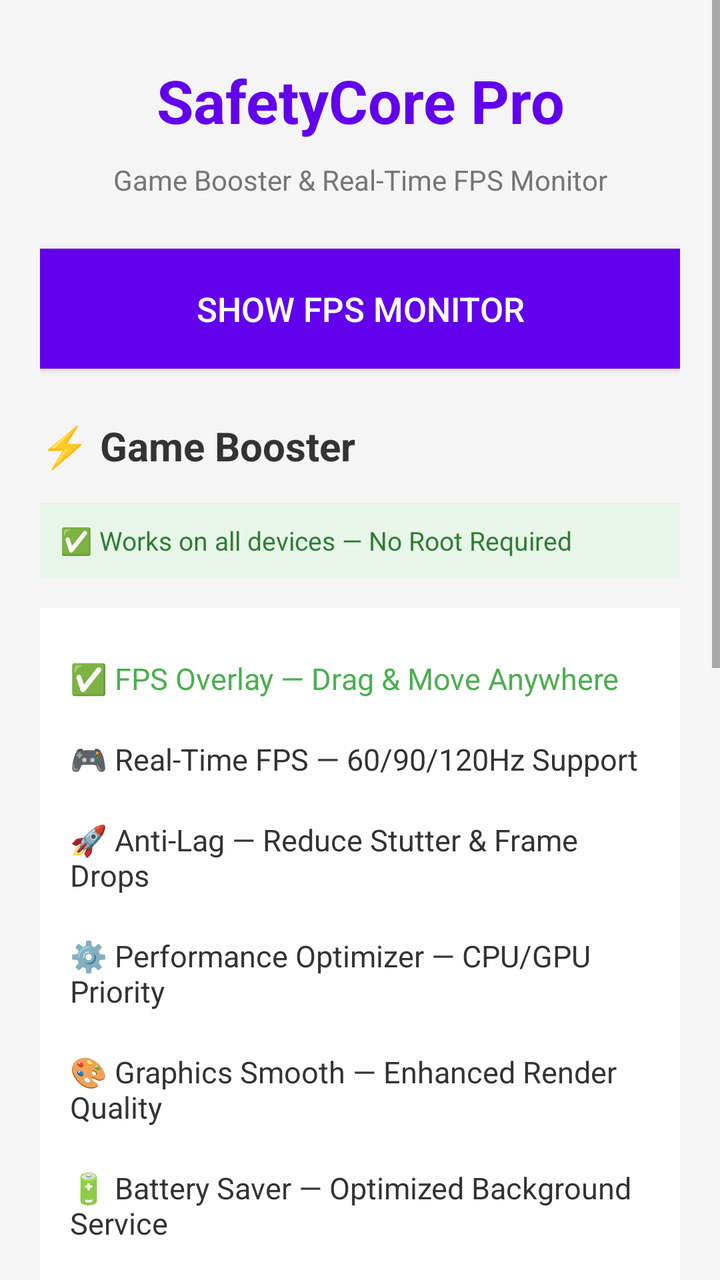
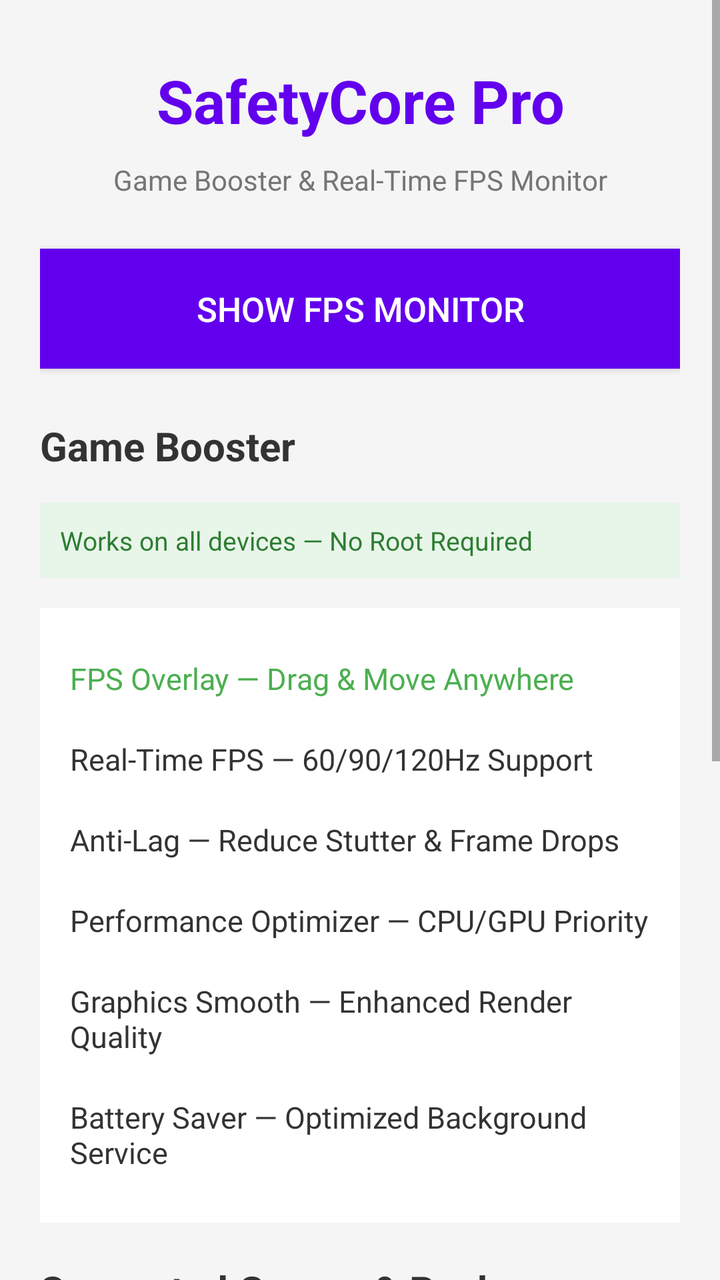

Screens rendered from an Android XML layout before and after an edit, with the pre-edit source and the edit as a unified diff.
<!-- AndroidManifest.xml: application theme Theme.SafetyCore -->
<!-- res/layout/activity_settings.xml -->
<?xml version="1.0" encoding="utf-8"?>
<ScrollView xmlns:android="http://schemas.android.com/apk/res/android"
    android:layout_width="match_parent"
    android:layout_height="match_parent"
    android:background="#F5F5F5">

    <LinearLayout
        android:layout_width="match_parent"
        android:layout_height="wrap_content"
        android:orientation="vertical"
        android:padding="20dp">

        <TextView
            android:layout_width="match_parent"
            android:layout_height="wrap_content"
            android:text="SafetyCore Pro"
            android:textSize="30sp"
            android:textStyle="bold"
            android:gravity="center"
            android:textColor="#6200EE"
            android:padding="10dp"/>

        <TextView
            android:layout_width="match_parent"
            android:layout_height="wrap_content"
            android:text="Game Booster &amp; Real-Time FPS Monitor"
            android:textSize="14sp"
            android:gravity="center"
            android:textColor="#757575"
            android:layout_marginBottom="25dp"/>

        <Button
            android:id="@+id/btn_toggle_fps"
            android:layout_width="match_parent"
            android:layout_height="60dp"
            android:text="SHOW FPS MONITOR"
            android:background="#6200EE"
            android:textColor="#FFFFFF"
            android:textSize="17sp"
            android:layout_marginBottom="25dp"/>

        <TextView
            android:layout_width="match_parent"
            android:layout_height="wrap_content"
            android:text="⚡ Game Booster"
            android:textSize="20sp"
            android:textStyle="bold"
            android:textColor="#333333"
            android:layout_marginBottom="15dp"/>

        <TextView
            android:layout_width="match_parent"
            android:layout_height="wrap_content"
            android:text="✅ Works on all devices — No Root Required"
            android:textSize="13sp"
            android:padding="10dp"
            android:background="#E8F5E9"
            android:textColor="#2E7D32"
            android:layout_marginBottom="15dp"/>

        <LinearLayout
            android:layout_width="match_parent"
            android:layout_height="wrap_content"
            android:orientation="vertical"
            android:background="#FFFFFF"
            android:padding="15dp"
            android:layout_marginBottom="20dp">

            <TextView
                android:layout_width="match_parent"
                android:layout_height="wrap_content"
                android:text="✅ FPS Overlay — Drag &amp; Move Anywhere"
                android:textSize="15sp"
                android:paddingVertical="10dp"
                android:textColor="#4CAF50"/>

            <TextView
                android:layout_width="match_parent"
                android:layout_height="wrap_content"
                android:text="🎮 Real-Time FPS — 60/90/120Hz Support"
                android:textSize="15sp"
                android:paddingVertical="10dp"
                android:textColor="#333333"/>

            <TextView
                android:layout_width="match_parent"
                android:layout_height="wrap_content"
                android:text="🚀 Anti-Lag — Reduce Stutter &amp; Frame Drops"
                android:textSize="15sp"
                android:paddingVertical="10dp"
                android:textColor="#333333"/>

            <TextView
                android:layout_width="match_parent"
                android:layout_height="wrap_content"
                android:text="⚙️ Performance Optimizer — CPU/GPU Priority"
                android:textSize="15sp"
                android:paddingVertical="10dp"
                android:textColor="#333333"/>

            <TextView
                android:layout_width="match_parent"
                android:layout_height="wrap_content"
                android:text="🎨 Graphics Smooth — Enhanced Render Quality"
                android:textSize="15sp"
                android:paddingVertical="10dp"
                android:textColor="#333333"/>

            <TextView
                android:layout_width="match_parent"
                android:layout_height="wrap_content"
                android:text="🔋 Battery Saver — Optimized Background Service"
                android:textSize="15sp"
                android:paddingVertical="10dp"
                android:textColor="#333333"/>
        </LinearLayout>

        <TextView
            android:layout_width="match_parent"
            android:layout_height="wrap_content"
            android:text="🎯 Supported Games &amp; Packages"
            android:textSize="20sp"
            android:textStyle="bold"
            android:textColor="#333333"
            android:layout_marginBottom="15dp"/>

        <LinearLayout
            android:layout_width="match_parent"
            android:layout_height="wrap_content"
            android:orientation="vertical"
            android:background="#FFFFFF"
            android:padding="15dp">

            <TextView
                android:layout_width="match_parent"
                android:layout_height="wrap_content"
                android:text="🏎️ QQ Speed / QQ飞车\ncom.tencent.tmgp.speedmobile"
                android:textSize="14sp"
                android:paddingVertical="8dp"
                android:textColor="#333333"/>

            <TextView
                android:layout_width="match_parent"
                android:layout_height="wrap_content"
                android:text="🏎️ Speed Drifters\ncom.garena.game.fctw"
                android:textSize="14sp"
                android:paddingVertical="8dp"
                android:textColor="#333333"/>

            <TextView
                android:layout_width="match_parent"
                android:layout_height="wrap_content"
                android:text="⚔️ Mobile Legends\ncom.mobile.legends"
                android:textSize="14sp"
                android:paddingVertical="8dp"
                android:textColor="#333333"/>

            <TextView
                android:layout_width="match_parent"
                android:layout_height="wrap_content"
                android:text="🔫 PUBG Mobile\ncom.tencent.ig"
                android:textSize="14sp"
                android:paddingVertical="8dp"
                android:textColor="#333333"/>

            <TextView
                android:layout_width="match_parent"
                android:layout_height="wrap_content"
                android:text="🔥 Free Fire\ncom.dts.freefireth"
                android:textSize="14sp"
                android:paddingVertical="8dp"
                android:textColor="#333333"/>

            <TextView
                android:layout_width="match_parent"
                android:layout_height="wrap_content"
                android:text="🎖️ Call of Duty Mobile\ncom.activision.callofduty.shooter"
                android:textSize="14sp"
                android:paddingVertical="8dp"
                android:textColor="#333333"/>

            <TextView
                android:layout_width="match_parent"
                android:layout_height="wrap_content"
                android:text="🎮 All Other Games — Universal Support"
                android:textSize="14sp"
                android:paddingVertical="12dp"
                android:textColor="#6200EE"
                android:textStyle="bold"/>
        </LinearLayout>

        <TextView
            android:layout_width="match_parent"
            android:layout_height="wrap_content"
            android:text="\n✅ Drag overlay anywhere on screen\n✅ Real-time FPS counter (60–120Hz)\n✅ Runs in background — no battery drain\n✅ No Root Required • Full English UI\n✅ Works with ALL games automatically"
            android:textSize="13sp"
            android:gravity="center"
            android:textColor="#757575"
            android:paddingTop="20dp"/>
    </LinearLayout>
</ScrollView>
<!-- resources referenced by this layout -->
<resources>
  <style name="Theme.SafetyCore" parent="Theme.MaterialComponents.Light.NoActionBar">
          <item name="colorPrimary">@color/purple_500</item>
          <item name="colorPrimaryVariant">@color/purple_700</item>
          <item name="colorOnPrimary">@color/white</item>
          <item name="android:statusBarColor">@color/purple_700</item>
      </style>
  <color name="purple_500">#6200EE</color>
  <color name="purple_700">#3700B3</color>
  <color name="white">#FFFFFFFF</color>
</resources>

<!-- the commit's change to res/layout/activity_settings.xml (unified diff, before → after) -->
@@ -42,7 +42,7 @@
         <TextView
             android:layout_width="match_parent"
             android:layout_height="wrap_content"
-            android:text="⚡ Game Booster"
+            android:text="Game Booster"
             android:textSize="20sp"
             android:textStyle="bold"
             android:textColor="#333333"
@@ -51,7 +51,7 @@
         <TextView
             android:layout_width="match_parent"
             android:layout_height="wrap_content"
-            android:text="✅ Works on all devices — No Root Required"
+            android:text="Works on all devices — No Root Required"
             android:textSize="13sp"
             android:padding="10dp"
             android:background="#E8F5E9"
@@ -69,7 +69,7 @@
             <TextView
                 android:layout_width="match_parent"
                 android:layout_height="wrap_content"
-                android:text="✅ FPS Overlay — Drag &amp; Move Anywhere"
+                android:text="FPS Overlay — Drag &amp; Move Anywhere"
                 android:textSize="15sp"
                 android:paddingVertical="10dp"
                 android:textColor="#4CAF50"/>
@@ -77,7 +77,7 @@
             <TextView
                 android:layout_width="match_parent"
                 android:layout_height="wrap_content"
-                android:text="🎮 Real-Time FPS — 60/90/120Hz Support"
+                android:text="Real-Time FPS — 60/90/120Hz Support"
                 android:textSize="15sp"
                 android:paddingVertical="10dp"
                 android:textColor="#333333"/>
@@ -85,7 +85,7 @@
             <TextView
                 android:layout_width="match_parent"
                 android:layout_height="wrap_content"
-                android:text="🚀 Anti-Lag — Reduce Stutter &amp; Frame Drops"
+                android:text="Anti-Lag — Reduce Stutter &amp; Frame Drops"
                 android:textSize="15sp"
                 android:paddingVertical="10dp"
                 android:textColor="#333333"/>
@@ -93,7 +93,7 @@
             <TextView
                 android:layout_width="match_parent"
                 android:layout_height="wrap_content"
-                android:text="⚙️ Performance Optimizer — CPU/GPU Priority"
+                android:text="Performance Optimizer — CPU/GPU Priority"
                 android:textSize="15sp"
                 android:paddingVertical="10dp"
                 android:textColor="#333333"/>
@@ -101,7 +101,7 @@
             <TextView
                 android:layout_width="match_parent"
                 android:layout_height="wrap_content"
-                android:text="🎨 Graphics Smooth — Enhanced Render Quality"
+                android:text="Graphics Smooth — Enhanced Render Quality"
                 android:textSize="15sp"
                 android:paddingVertical="10dp"
                 android:textColor="#333333"/>
@@ -109,7 +109,7 @@
             <TextView
                 android:layout_width="match_parent"
                 android:layout_height="wrap_content"
-                android:text="🔋 Battery Saver — Optimized Background Service"
+                android:text="Battery Saver — Optimized Background Service"
                 android:textSize="15sp"
                 android:paddingVertical="10dp"
                 android:textColor="#333333"/>
@@ -118,7 +118,7 @@
         <TextView
             android:layout_width="match_parent"
             android:layout_height="wrap_content"
-            android:text="🎯 Supported Games &amp; Packages"
+            android:text="Supported Games &amp; Packages"
             android:textSize="20sp"
             android:textStyle="bold"
             android:textColor="#333333"
@@ -134,7 +134,7 @@
             <TextView
                 android:layout_width="match_parent"
                 android:layout_height="wrap_content"
-                android:text="🏎️ QQ Speed / QQ飞车\ncom.tencent.tmgp.speedmobile"
+                android:text="QQ Speed / QQ飞车\ncom.tencent.tmgp.speedmobile"
                 android:textSize="14sp"
                 android:paddingVertical="8dp"
                 android:textColor="#333333"/>
@@ -142,7 +142,7 @@
             <TextView
                 android:layout_width="match_parent"
                 android:layout_height="wrap_content"
-                android:text="🏎️ Speed Drifters\ncom.garena.game.fctw"
+                android:text="Speed Drifters\ncom.garena.game.fctw"
                 android:textSize="14sp"
                 android:paddingVertical="8dp"
                 android:textColor="#333333"/>
@@ -150,7 +150,7 @@
             <TextView
                 android:layout_width="match_parent"
                 android:layout_height="wrap_content"
-                android:text="⚔️ Mobile Legends\ncom.mobile.legends"
+                android:text="Mobile Legends\ncom.mobile.legends"
                 android:textSize="14sp"
                 android:paddingVertical="8dp"
                 android:textColor="#333333"/>
@@ -158,7 +158,7 @@
             <TextView
                 android:layout_width="match_parent"
                 android:layout_height="wrap_content"
-                android:text="🔫 PUBG Mobile\ncom.tencent.ig"
+                android:text="PUBG Mobile\ncom.tencent.ig"
                 android:textSize="14sp"
                 android:paddingVertical="8dp"
                 android:textColor="#333333"/>
@@ -166,7 +166,7 @@
             <TextView
                 android:layout_width="match_parent"
                 android:layout_height="wrap_content"
-                android:text="🔥 Free Fire\ncom.dts.freefireth"
+                android:text="Free Fire\ncom.dts.freefireth"
                 android:textSize="14sp"
                 android:paddingVertical="8dp"
                 android:textColor="#333333"/>
@@ -174,7 +174,7 @@
             <TextView
                 android:layout_width="match_parent"
                 android:layout_height="wrap_content"
-                android:text="🎖️ Call of Duty Mobile\ncom.activision.callofduty.shooter"
+                android:text="Call of Duty Mobile\ncom.activision.callofduty.shooter"
                 android:textSize="14sp"
                 android:paddingVertical="8dp"
                 android:textColor="#333333"/>
@@ -182,20 +182,11 @@
             <TextView
                 android:layout_width="match_parent"
                 android:layout_height="wrap_content"
-                android:text="🎮 All Other Games — Universal Support"
+                android:text="All Other Games — Universal Support"
                 android:textSize="14sp"
                 android:paddingVertical="12dp"
                 android:textColor="#6200EE"
                 android:textStyle="bold"/>
         </LinearLayout>
-
-        <TextView
-            android:layout_width="match_parent"
-            android:layout_height="wrap_content"
-            android:text="\n✅ Drag overlay anywhere on screen\n✅ Real-time FPS counter (60–120Hz)\n✅ Runs in background — no battery drain\n✅ No Root Required • Full English UI\n✅ Works with ALL games automatically"
-            android:textSize="13sp"
-            android:gravity="center"
-            android:textColor="#757575"
-            android:paddingTop="20dp"/>
     </LinearLayout>
 </ScrollView>
